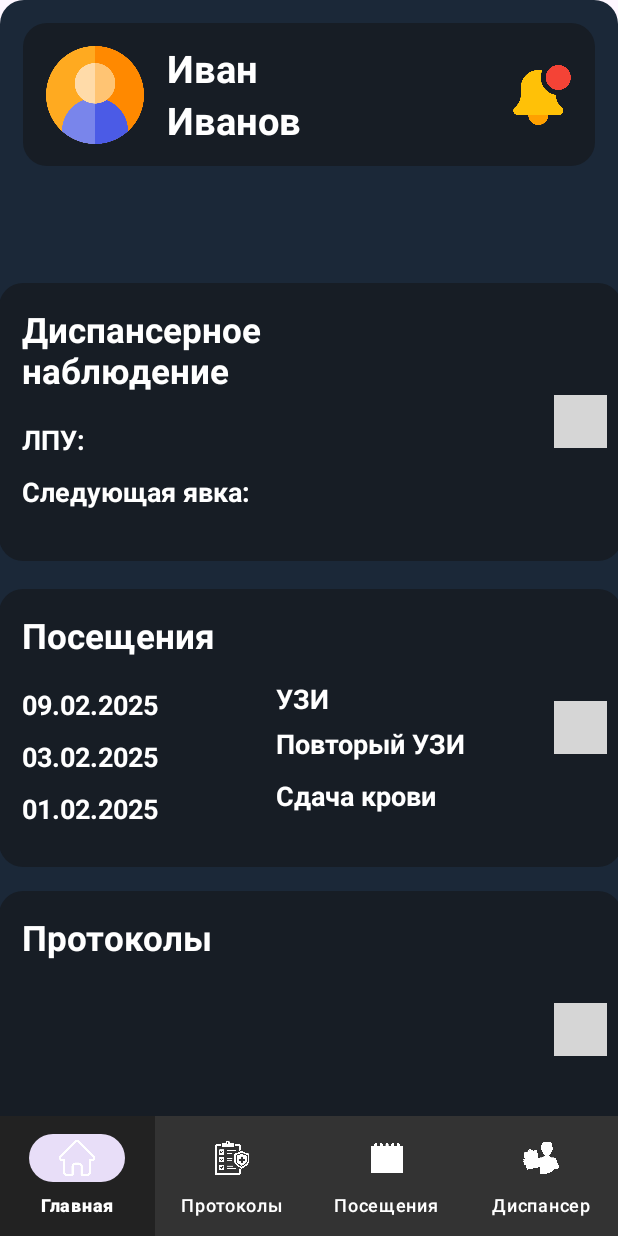
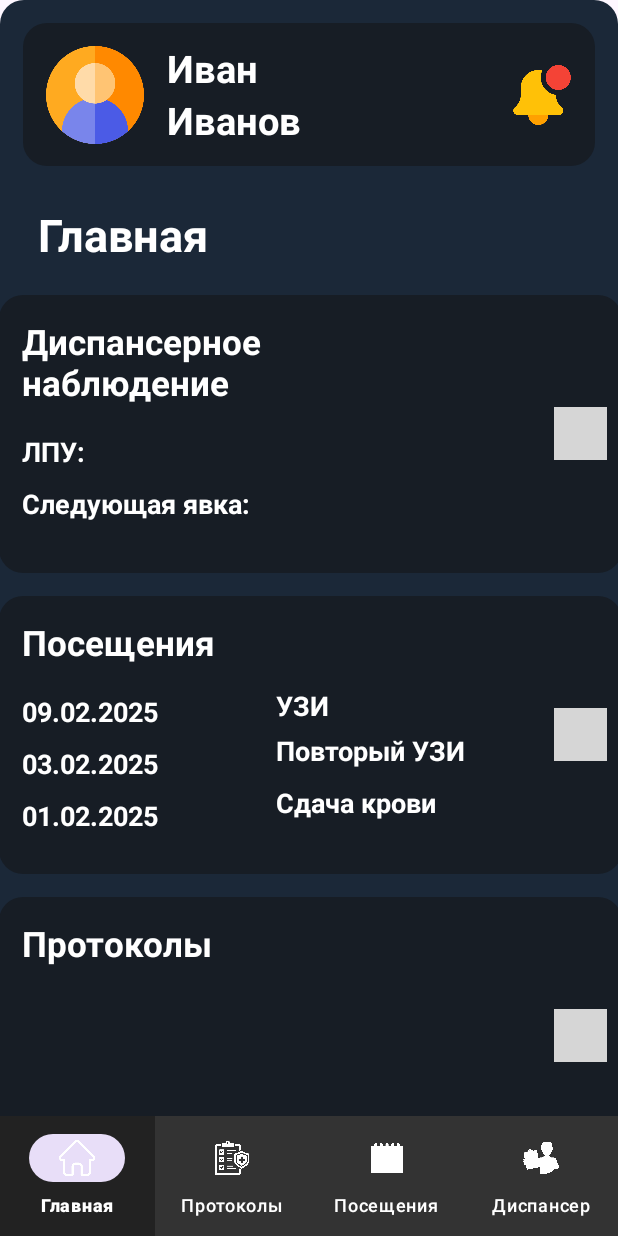
Before and after one commit to Yunochhi/PrototypeONKOR_v1.1, an Android app: the MainFragment screen opened directly, with no data from a screen before it, on a phone screen of 412 x 824 dp. Run offline under Robolectric (Android 15) with nearby library versions, the phone set to English and light mode, and no system bars; network calls fail; grey boxes are pictures that could not be loaded.

Commit message:
Тестовые уведы

```diff
--- a/app/src/main/res/layout/activity_profile.xml
+++ b/app/src/main/res/layout/activity_profile.xml
@@ -20,9 +20,9 @@
 
         <androidx.appcompat.widget.AppCompatImageButton
             android:id="@+id/backBtn"
-            android:layout_width="35dp"
-            android:layout_height="35dp"
-            android:layout_marginTop="5dp"
+            android:layout_width="30dp"
+            android:layout_height="30dp"
+            android:layout_marginTop="2dp"
             android:background="@drawable/back"
             app:layout_constraintBottom_toBottomOf="parent"
             app:layout_constraintStart_toStartOf="parent"
--- a/app/src/main/res/layout/fragment_dispancer.xml
+++ b/app/src/main/res/layout/fragment_dispancer.xml
@@ -11,7 +11,7 @@
         android:id="@+id/textView"
         android:layout_width="match_parent"
         android:layout_height="wrap_content"
-        android:layout_marginHorizontal="5dp"
+        android:layout_marginHorizontal="10dp"
         android:layout_marginTop="10dp"
         android:text="Динспансерные посещения"
         android:textColor="@color/white"
--- a/app/src/main/res/layout/fragment_main.xml
+++ b/app/src/main/res/layout/fragment_main.xml
@@ -8,8 +8,10 @@
         android:id="@+id/textView"
         android:layout_width="match_parent"
         android:layout_height="wrap_content"
-        android:layout_marginHorizontal="20dp"
-        android:layout_marginTop="8dp"
+        android:layout_marginHorizontal="25dp"
+        android:layout_marginTop="25dp"
+        android:text="Главная"
+        android:textColor="@color/white"
         android:textSize="30sp"
         android:textStyle="bold"
         app:layout_constraintEnd_toEndOf="parent"
@@ -17,13 +19,14 @@
         app:layout_constraintTop_toTopOf="parent" />
 
     <LinearLayout
+        android:id="@+id/linearLayout2"
         android:layout_width="415dp"
         android:layout_height="185dp"
-        android:layout_marginTop="78dp"
+        android:layout_marginTop="20dp"
         android:background="@xml/fragmentinfo"
         app:layout_constraintEnd_toEndOf="parent"
         app:layout_constraintStart_toStartOf="parent"
-        app:layout_constraintTop_toTopOf="parent">
+        app:layout_constraintTop_toBottomOf="@+id/textView">
 
         <LinearLayout
             android:layout_width="318dp"
@@ -67,15 +70,16 @@
             android:layout_marginEnd="10dp"
             android:background="@drawable/next" />
     </LinearLayout>
+
     <LinearLayout
         android:id="@+id/linearLayout4"
         android:layout_width="415dp"
         android:layout_height="185dp"
-        android:layout_marginTop="282dp"
+        android:layout_marginTop="15dp"
         android:background="@xml/fragmentinfo"
         app:layout_constraintEnd_toEndOf="parent"
         app:layout_constraintStart_toStartOf="parent"
-        app:layout_constraintTop_toTopOf="parent">
+        app:layout_constraintTop_toBottomOf="@+id/linearLayout2">
 
         <LinearLayout
             android:layout_width="0dp"
@@ -167,15 +171,16 @@
             android:layout_marginEnd="10dp"
             android:background="@drawable/next" />
     </LinearLayout>
+
     <LinearLayout
         android:id="@+id/linearLayout3"
         android:layout_width="415dp"
         android:layout_height="185dp"
-        android:layout_marginTop="483dp"
+        android:layout_marginTop="15dp"
         android:background="@xml/fragmentinfo"
         app:layout_constraintEnd_toEndOf="parent"
         app:layout_constraintStart_toStartOf="parent"
-        app:layout_constraintTop_toTopOf="parent">
+        app:layout_constraintTop_toBottomOf="@+id/linearLayout4">
 
         <LinearLayout
             android:layout_width="0dp"
@@ -194,10 +199,10 @@
                 android:textStyle="bold" />
 
             <androidx.recyclerview.widget.RecyclerView
-                android:layout_marginTop="18dp"
                 android:id="@+id/mainProtocolsRec"
                 android:layout_width="match_parent"
                 android:layout_height="match_parent"
+                android:layout_marginTop="18dp"
                 android:overScrollMode="never" />
         </LinearLayout>
 
--- a/app/src/main/res/layout/fragment_protocols.xml
+++ b/app/src/main/res/layout/fragment_protocols.xml
@@ -10,7 +10,7 @@
         android:id="@+id/textView"
         android:layout_width="match_parent"
         android:layout_height="wrap_content"
-        android:layout_marginHorizontal="20dp"
+        android:layout_marginHorizontal="25dp"
         android:layout_marginTop="25dp"
         android:text="Протоколы"
         android:textColor="@color/white"
--- a/app/src/main/res/layout/fragment_visits.xml
+++ b/app/src/main/res/layout/fragment_visits.xml
@@ -13,7 +13,7 @@
         android:textSize="30sp"
         android:textStyle="bold"
         android:layout_marginTop="10dp"
-        android:layout_marginHorizontal="5dp"
+        android:layout_marginHorizontal="10dp"
         app:layout_constraintEnd_toEndOf="parent"
         app:layout_constraintStart_toStartOf="parent"
         app:layout_constraintTop_toTopOf="parent" />
--- a/app/src/main/res/values/strings.xml
+++ b/app/src/main/res/values/strings.xml
@@ -12,4 +12,6 @@
     <string name="visits">Посещения</string>
     <string name="dispensaryobservation">Диспансер</string>
     <string name="notificationsString">Уведомления</string>
+    <!-- TODO: Remove or change this placeholder text -->
+    <string name="hello_blank_fragment">Hello blank fragment</string>
 </resources>
```
Also changed, not shown: app/src/main/java/com/example/prototypeonkor/Activity/NotificationActivity.kt (+45 -0 lines), app/src/main/java/com/example/prototypeonkor/Adapters/NotificationsAdapter.kt (added, +31 -0 lines), app/src/main/res/layout/activity_notification.xml (+4 -3 lines), app/src/main/res/layout/notification_items.xml (added, +13 -0 lines).
